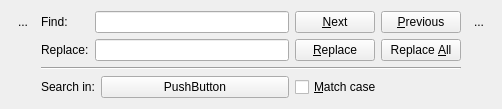
Qt form src/extendedsearchbar.ui (KDE/cantor) before a commit.
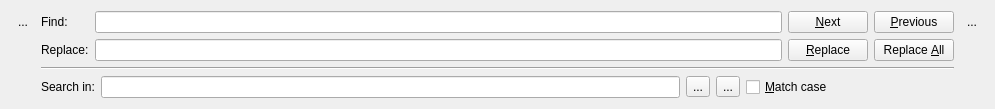
The same form after that commit. Custom widgets are drawn as their Qt base class.

Commit message: Completed the search ui, fixed some bugs.

```diff
--- a/src/extendedsearchbar.ui
+++ b/src/extendedsearchbar.ui
@@ -6,15 +6,13 @@
    <rect>
     <x>0</x>
     <y>0</y>
-    <width>502</width>
+    <width>995</width>
     <height>97</height>
    </rect>
   </property>
   <property name="windowTitle">
    <string>SearchBar</string>
   </property>
-  <layout class="QGridLayout" name="gridLayout_2">
-   <item row="0" column="0">
     <layout class="QGridLayout" name="gridLayout">
      <item row="0" column="0" rowspan="4">
       <layout class="QVBoxLayout" name="verticalLayout_2">
@@ -50,24 +48,28 @@
        </property>
       </widget>
      </item>
-     <item row="0" column="2" colspan="2">
-      <widget class="KLineEdit" name="pattern"/>
-     </item>
-     <item row="0" column="4">
+   <item row="0" column="2">
+    <widget class="KLineEdit" name="pattern">
+     <property name="showClearButton" stdset="0">
+      <bool>true</bool>
+     </property>
+    </widget>
+   </item>
+   <item row="0" column="3">
       <widget class="QPushButton" name="next">
        <property name="text">
         <string>&amp;Next</string>
        </property>
       </widget>
      </item>
-     <item row="0" column="5" colspan="2">
+   <item row="0" column="4">
       <widget class="QPushButton" name="previous">
        <property name="text">
         <string>&amp;Previous</string>
        </property>
       </widget>
      </item>
-     <item row="0" column="7" rowspan="3">
+   <item row="0" column="5" rowspan="3">
       <layout class="QVBoxLayout" name="verticalLayout">
        <item>
         <widget class="QToolButton" name="openStandard">
@@ -101,59 +103,91 @@
        </property>
       </widget>
      </item>
-     <item row="1" column="2" colspan="2">
-      <widget class="KLineEdit" name="replacement"/>
-     </item>
-     <item row="1" column="4">
+   <item row="1" column="2">
+    <widget class="KLineEdit" name="replacement">
+     <property name="showClearButton" stdset="0">
+      <bool>true</bool>
+     </property>
+    </widget>
+   </item>
+   <item row="1" column="3">
       <widget class="QPushButton" name="replace">
        <property name="text">
         <string>&amp;Replace</string>
        </property>
       </widget>
      </item>
-     <item row="1" column="5" colspan="2">
+   <item row="1" column="4">
       <widget class="QPushButton" name="replaceAll">
        <property name="text">
         <string>Replace &amp;All</string>
        </property>
       </widget>
      </item>
-     <item row="2" column="1" colspan="6">
+   <item row="2" column="1" colspan="4">
       <widget class="Line" name="line">
        <property name="orientation">
         <enum>Qt::Horizontal</enum>
        </property>
       </widget>
      </item>
-     <item row="3" column="1" colspan="2">
+   <item row="3" column="1" colspan="5">
+    <layout class="QHBoxLayout" name="horizontalLayout">
+     <item>
       <widget class="QLabel" name="label_3">
        <property name="text">
         <string>Search in:</string>
        </property>
       </widget>
      </item>
-     <item row="3" column="3">
-      <widget class="QPushButton" name="pushButton">
+     <item>
+      <widget class="KLineEdit" name="searchFlagsList">
        <property name="sizePolicy">
         <sizepolicy hsizetype="Expanding" vsizetype="Fixed">
-         <horstretch>0</horstretch>
+         <horstretch>4</horstretch>
          <verstretch>0</verstretch>
         </sizepolicy>
        </property>
+       <property name="readOnly">
+        <bool>true</bool>
+       </property>
+       <property name="contextMenuEnabled">
+        <bool>false</bool>
+       </property>
+       <property name="urlDropsEnabled">
+        <bool>false</bool>
+       </property>
+      </widget>
+     </item>
+     <item>
+      <widget class="QToolButton" name="addFlag">
        <property name="text">
-        <string>PushButton</string>
+        <string>...</string>
        </property>
       </widget>
      </item>
-     <item row="3" column="4" colspan="2">
+     <item>
+      <widget class="QToolButton" name="removeFlag">
+       <property name="text">
+        <string>...</string>
+       </property>
+      </widget>
+     </item>
+     <item>
       <widget class="QCheckBox" name="matchCase">
        <property name="text">
         <string>&amp;Match case</string>
        </property>
       </widget>
      </item>
-     <item row="3" column="6" colspan="2">
+     <item>
       <widget class="KSqueezedTextLabel" name="status">
+       <property name="sizePolicy">
+        <sizepolicy hsizetype="Expanding" vsizetype="Fixed">
+         <horstretch>1</horstretch>
+         <verstretch>0</verstretch>
+        </sizepolicy>
+       </property>
        <property name="alignment">
         <set>Qt::AlignCenter</set>
        </property>
```
Lines whose indentation alone changed are shown as unchanged. The commit also changes 5 other files.
